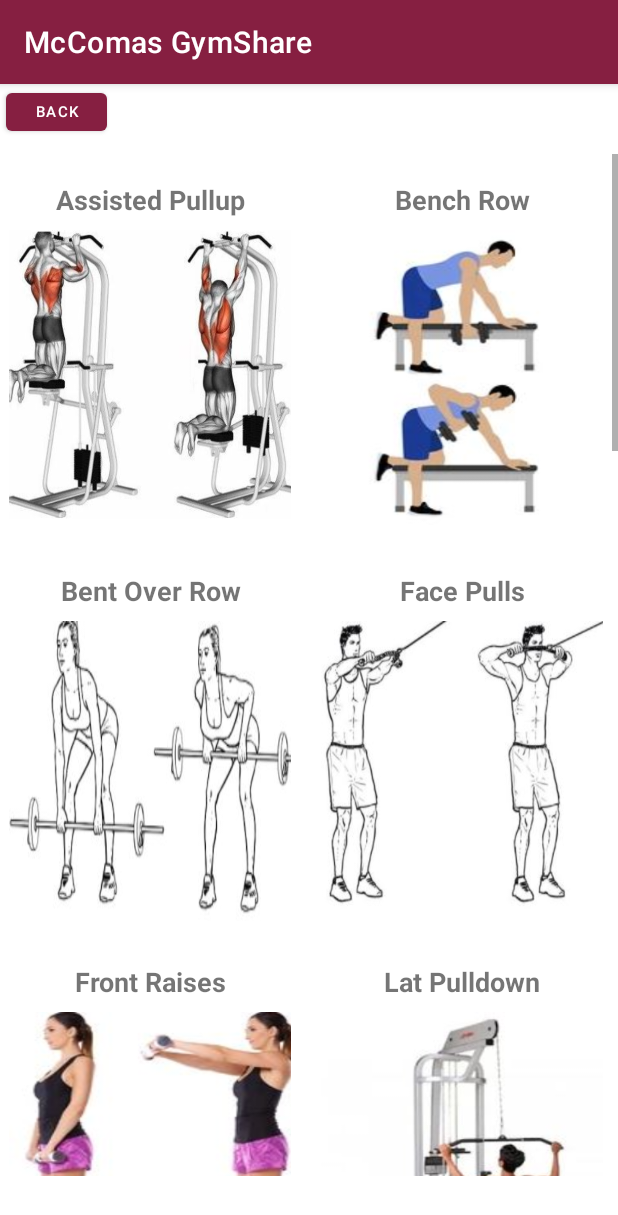
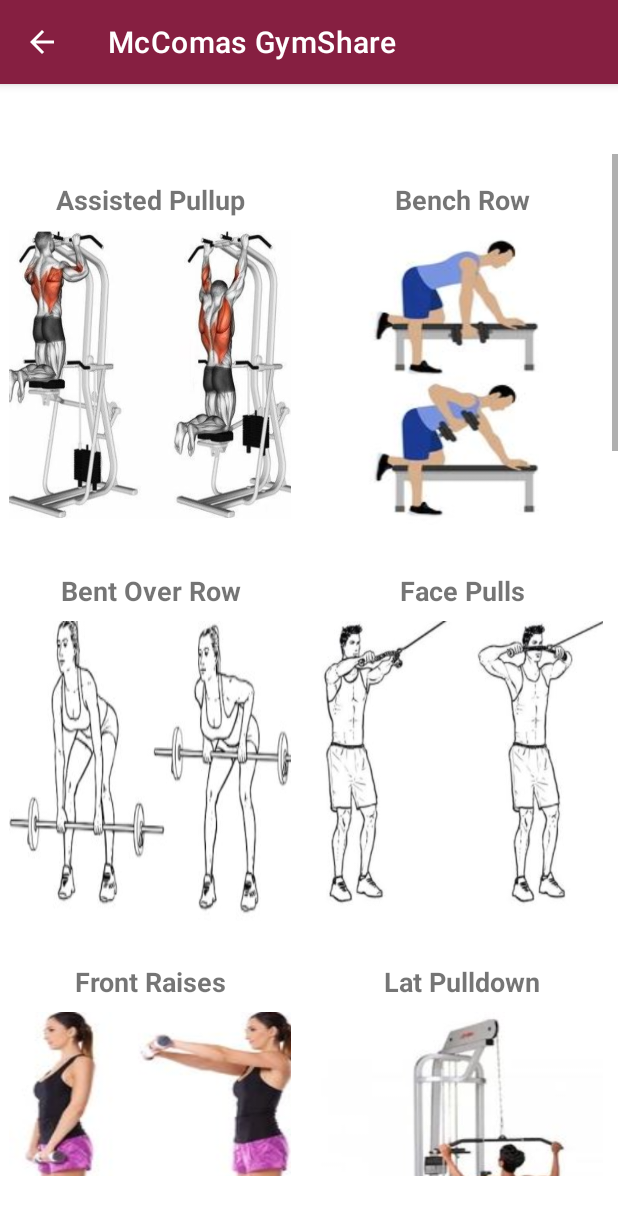
Before and after one commit to ryanmaxey6/McComas-GymShare, an Android app: the MusclesActivity screen opened directly, with no data from a screen before it, on a phone screen of 412 x 824 dp. Shown: the top 1215 px of the screen. Run offline under Robolectric (Android 15) with nearby library versions, the phone set to English and light mode, and no system bars; 4 statements that could not run were skipped.

Commit message:
changed back button

```diff
--- a/app/src/main/AndroidManifest.xml
+++ b/app/src/main/AndroidManifest.xml
@@ -11,7 +11,8 @@
         android:theme="@style/Theme.McComasGymShare">
         <activity android:name=".DisplayActivity"
             android:parentActivityName=".MainActivity"></activity>
-        <activity android:name=".MusclesActivity" />
+        <activity android:name=".MusclesActivity"
+            android:parentActivityName=".MainActivity"></activity>
         <activity android:name=".MainActivity">
             <intent-filter>
                 <action android:name="android.intent.action.MAIN" />
--- a/app/src/main/java/com/example/mccomasgymshare/MusclesActivity.java
+++ b/app/src/main/java/com/example/mccomasgymshare/MusclesActivity.java
@@ -1,5 +1,6 @@
 package com.example.mccomasgymshare;
 
+import androidx.annotation.NonNull;
 import androidx.appcompat.app.AppCompatActivity;
 import androidx.recyclerview.widget.GridLayoutManager;
 import androidx.recyclerview.widget.RecyclerView;
@@ -8,13 +9,13 @@ import android.os.Bundle;
 import android.text.SpannableString;
 import android.text.style.UnderlineSpan;
 import android.util.Log;
+import android.view.MenuItem;
 import android.view.View;
 import android.widget.Button;
 import android.widget.TextView;
 
 public class MusclesActivity extends AppCompatActivity {
     TextView muscleGroup;
-    Button back;
     private RecyclerView recyclerView;
     MuscleArrays muscleArrays;
     private RecyclerView.LayoutManager layoutManager;
@@ -25,13 +26,14 @@ public class MusclesActivity extends AppCompatActivity {
         super.onCreate(savedInstanceState);
         setContentView(R.layout.activity_muscles);
         muscleGroup = (TextView) findViewById(R.id.tvMuscleGroup);
+        getSupportActionBar().setDisplayHomeAsUpEnabled(true);
 
         Bundle b1 = getIntent().getExtras();
         SpannableString content = new SpannableString(b1.getString("muscleGroup"));
         content.setSpan(new UnderlineSpan(), 0, content.length(), 0);
         muscleGroup.setText(content);
 
-        back = (Button) findViewById(R.id.buttonReturn);
+
         muscleArrays = new MuscleArrays();
 
         recyclerView = findViewById(R.id.rvMuscles);
@@ -73,8 +75,15 @@ public class MusclesActivity extends AppCompatActivity {
 
     }
 
-    public void onClickBack(View view){
-        finish();
-        return;
+
+    public boolean onOptionsItemSelected(@NonNull MenuItem item)
+    {
+        int id = item.getItemId();
+        if (id == android.R.id.home)
+        {
+            onBackPressed();
+            return true;
+        }
+        return  super.onOptionsItemSelected(item);
     }
 }
--- a/app/src/main/res/layout/activity_muscles.xml
+++ b/app/src/main/res/layout/activity_muscles.xml
@@ -22,16 +22,7 @@
         app:layout_constraintHorizontal_bias="0.399"
         app:layout_constraintTop_toTopOf="parent" />
 
-    <Button
-        android:id="@+id/buttonReturn"
-        android:layout_width="67dp"
-        android:layout_height="37dp"
-        android:layout_marginStart="4dp"
-        android:onClick="onClickBack"
-        android:text="Back"
-        android:textSize="10sp"
-        app:layout_constraintStart_toStartOf="parent"
-        app:layout_constraintTop_toTopOf="parent" />
+
 
     <androidx.recyclerview.widget.RecyclerView
         android:id="@+id/rvMuscles"
```
